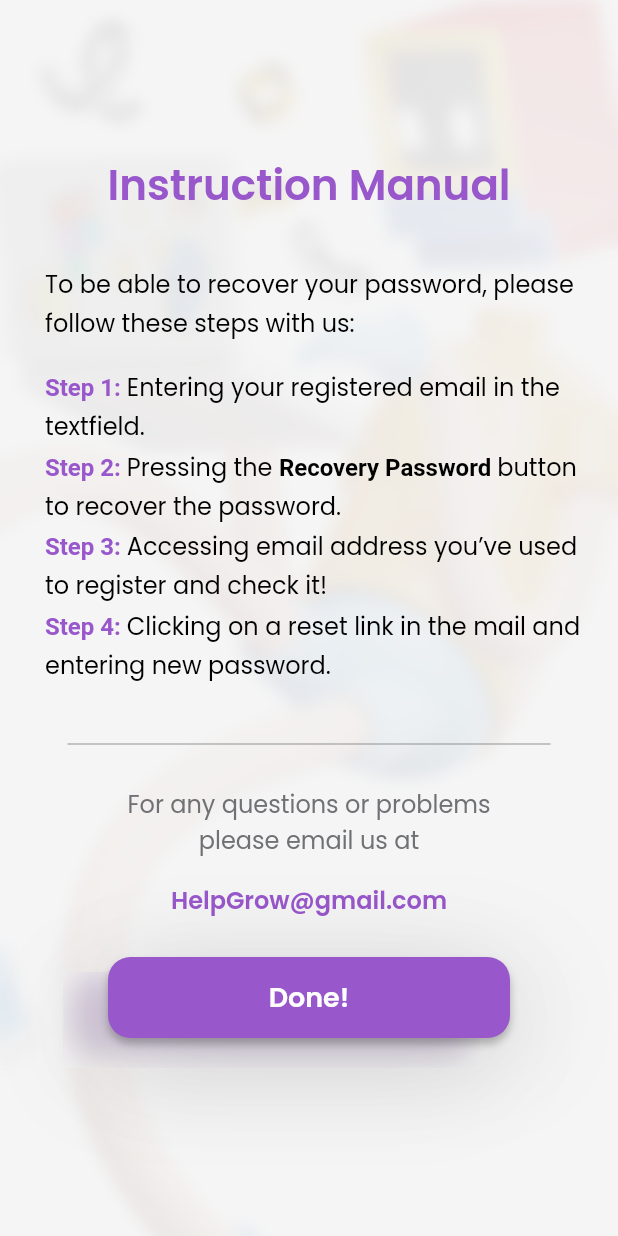
After one commit to baemyungseong/grow_app, a Flutter app: the instructionManual screen opened directly, on a phone screen of 412 x 824 dp. The commit adds this screen. Run offline on Flutter 3.47's test engine with Material 2 defaults, Android fonts, the phone set to English and light mode, and no system bars; drawn by our look-alikes of blur; our stand-ins replace flutter_native_splash, flutter_svg, shared_preferences; missing offline and left inert: shared_preferences_web; accounts and stored records are empty.

Commit message:
done instruction manual screen and check mail screen

```diff
--- a/lib/constants/fonts.dart
+++ b/lib/constants/fonts.dart
@@ -4,5 +4,8 @@ import 'package:flutter/cupertino.dart';
 //fontsizes used in this app
 
 const double title32 = 32.0;
+const double title28 = 28.0;
+const double content14 = 14.0;
 const double content16 = 16.0;
+const double suggestion12 = 12.0;
 const double textButton = 18.0;
--- /dev/null
+++ b/lib/screens/autheciation/instructionManual.dart
@@ -0,0 +1,303 @@
+import 'package:flutter/material.dart';
+import 'package:flutter/cupertino.dart';
+
+//import constants
+import 'package:grow_app/constants/colors.dart';
+import 'package:grow_app/constants/fonts.dart';
+import 'package:grow_app/constants/images.dart';
+import 'package:grow_app/constants/icons.dart';
+import 'package:grow_app/constants/others.dart';
+
+//import others
+import 'package:blur/blur.dart';
+
+class instructionManual extends StatelessWidget {
+  const instructionManual({Key? key}) : super(key: key);
+
+  @override
+  Widget build(BuildContext context) {
+    return Scaffold(
+      body: Container(
+          padding: EdgeInsets.all(appPadding),
+          decoration: BoxDecoration(
+            image: DecorationImage(
+                image: AssetImage(backgroundAuthentication), fit: BoxFit.cover),
+          ),
+          child: Column(
+            children: [
+              SizedBox(height: 82),
+              Container(
+                  alignment: Alignment.center,
+                  child: Text(
+                    'Instruction Manual',
+                    style: TextStyle(
+                      fontFamily: 'Poppins',
+                      fontSize: title28,
+                      color: purpleDark,
+                      fontWeight: FontWeight.w600,
+                    ),
+                    textAlign: TextAlign.center,
+                  )
+              ),
+              SizedBox(height: 32),
+              Container(
+                padding: EdgeInsets.only(left: 10),
+                child: Column(
+                  crossAxisAlignment: CrossAxisAlignment.start,
+                  children: [
+                    Container(
+                        alignment: Alignment.center,
+                        child: Text(
+                          'To be able to recover your password, please follow these steps with us:',
+                          style: TextStyle(
+                            fontFamily: 'Poppins',
+                            fontSize: content16,
+                            color: black,
+                            fontWeight: FontWeight.w400,
+                            height: 1.6
+                          ),
+                          textAlign: TextAlign.left,
+                        )
+                    ),
+                    SizedBox(height: 16),
+                    Column(
+                      crossAxisAlignment: CrossAxisAlignment.start,
+                      children: <Widget>[
+                        RichText(
+                          text: TextSpan(
+                            style: TextStyle(
+                                fontFamily: 'Poppins',
+                                fontSize: content16,
+                                color: black,
+                                fontWeight: FontWeight.w400,
+                                height: 1.6
+                            ),
+                            children: const <TextSpan>[
+                              TextSpan(
+                                text: 'Step 1: ',
+                                style: TextStyle(
+                                  color: purpleDark,
+                                  fontWeight: FontWeight.w600,
+                                ),
+                              ),
+                              TextSpan(
+                                text: 'Entering your registered email in the textfield.',
+                              ),
+                            ],
+                          ),
+                        ),
+                        RichText(
+                          text: TextSpan(
+                            style: TextStyle(
+                                fontFamily: 'Poppins',
+                                fontSize: content16,
+                                color: black,
+                                fontWeight: FontWeight.w400,
+                                height: 1.6),
+                            children: const <TextSpan>[
+                              TextSpan(
+                                text: 'Step 2: ',
+                                style: TextStyle(
+                                  color: purpleDark,
+                                  fontWeight: FontWeight.w600,
+                                ),
+                              ),
+                              TextSpan(
+                                text: 'Pressing the ',
+                              ),
+                              TextSpan(
+                                text: 'Recovery Password ',
+                                style: TextStyle(
+                                  fontWeight: FontWeight.w600,
+                                ),
+                              ),
+                              TextSpan(
+                                text: 'button to recover the password.',
+                              ),
+                            ],
+                          ),
+                        ),
+                        RichText(
+                          text: TextSpan(
+                            style: TextStyle(
+                                fontFamily: 'Poppins',
+                                fontSize: content16,
+                                color: black,
+                                fontWeight: FontWeight.w400,
+                                height: 1.6),
+                            children: const <TextSpan>[
+                              TextSpan(
+                                text: 'Step 3: ',
+                                style: TextStyle(
+                                  color: purpleDark,
+                                  fontWeight: FontWeight.w600,
+                                ),
+                              ),
+                              TextSpan(
+                                text: 'Accessing email address you’ve used to register and check it!',
+                              ),
+                            ],
+                          ),
+                        ),
+                        RichText(
+                          text: TextSpan(
+                            style: TextStyle(
+                                fontFamily: 'Poppins',
+                                fontSize: content16,
+                                color: black,
+                                fontWeight: FontWeight.w400,
+                                height: 1.6),
+                            children: const <TextSpan>[
+                              TextSpan(
+                                text: 'Step 4: ',
+                                style: TextStyle(
+                                  color: purpleDark,
+                                  fontWeight: FontWeight.w600,
+                                ),
+                              ),
+                              TextSpan(
+                                text: 'Clicking on a reset link in the mail and entering new password.',
+                              ),
+                            ],
+                          ),
+                        ),
+                      ],
+                    ),
+                  ],
+                ),
+              ),
+              SizedBox(height: 32),
+              Divider(
+                color: greyDark,
+                thickness: 0.5,
+                indent: 25,
+                endIndent: 25,
+              ),
+              SizedBox(height: 20),
+              Container(
+                child: Column(
+                  crossAxisAlignment: CrossAxisAlignment.start,
+                  children: [
+                    Container(
+                        alignment: Alignment.center,
+                        child: Text(
+                          'For any questions or problems' + '\n' + 'please email us at',
+                          style: TextStyle(
+                              fontFamily: 'Poppins',
+                              fontSize: content16,
+                              color: greyDark,
+                              fontWeight: FontWeight.w400,
+                          ),
+                          textAlign: TextAlign.center,
+                        )),
+                    SizedBox(height: 16),
+                    Container(
+                        alignment: Alignment.center,
+                        child: Text(
+                          'HelpGrow@gmail.com',
+                          style: TextStyle(
+                              fontFamily: 'Poppins',
+                              fontSize: content16,
+                              color: purpleDark,
+                              fontWeight: FontWeight.w600,
+                          ),
+                          textAlign: TextAlign.center,
+                        )),
+                  ],
+                ),
+              ),
+              Stack(
+                children: [
+                  Container(
+                    padding: EdgeInsets.only(top: 36, left: 22),
+                    child: Stack(
+                       alignment: Alignment.topCenter,
+                       children: [
+                         Container(
+                          height: 54,
+                          width: 268,
+                          decoration: BoxDecoration(
+                            color: purpleDark.withOpacity(0.3),
+                            borderRadius: BorderRadius.circular(15),
+                            boxShadow: [
+                              BoxShadow(
+                                color: black.withOpacity(0.25),
+                                spreadRadius: 0,
+                                blurRadius: 4,
+                                offset: Offset(0, 4),
+                              ),
+                              BoxShadow(
+                                color: black.withOpacity(0.1),
+                                spreadRadius: 0,
+                                blurRadius: 60,
+                                offset: Offset(10, 10),
+                              ),
+                            ],
+                          ),
+                        ),
+                        Blur(
+                          blur: 10,
+                          blurColor: whiteLight.withOpacity(0.3),
+                          child: Container(
+                            height: 64,
+                            width: 278,
+                          ),
+                        ),
+                      ],
+                    ),
+                  ),
+                  Container(
+                    padding: EdgeInsets.only(top: 26),
+                    alignment: Alignment.center,
+                    child: GestureDetector(
+                      onTap: () {
+                    // Navigator.push(
+                    //   context,
+                    //   MaterialPageRoute(
+                    //     builder: (context) => signinScreen(),
+                    //   ),
+                    // );
+                      },
+                      child: AnimatedContainer(
+                        alignment: Alignment.center,
+                        duration: Duration(milliseconds: 300),
+                        height: 54,
+                        width: 268,
+                        decoration: BoxDecoration(
+                          color: purpleDark,
+                          borderRadius: BorderRadius.circular(15),
+                          boxShadow: [
+                            BoxShadow(
+                              color: black.withOpacity(0.25),
+                              spreadRadius: 0,
+                              blurRadius: 4,
+                              offset: Offset(0, 4),
+                            ),
+                            BoxShadow(
+                              color: black.withOpacity(0.1),
+                              spreadRadius: 0,
+                              blurRadius: 60,
+                              offset: Offset(10, 10),
+                            ),
+                          ],
+                        ),
+                        child: Text(
+                          "Done!",
+                          style: TextStyle(
+                              color: white,
+                              fontFamily: 'Poppins',
+                              fontWeight: FontWeight.w600,
+                              fontSize: textButton
+                          ),
+                        ),
+                      ),
+                    )
+                  )
+                ]
+              )
+            ]
+          )
+      )
+    );
+  }
+}
--- a/lib/screens/onboardings/onboardingScreen1.dart
+++ b/lib/screens/onboardings/onboardingScreen1.dart
@@ -27,14 +27,14 @@ class onboardingScreen1 extends StatelessWidget {
         body: Container(
           decoration: BoxDecoration(
             image: DecorationImage(
-                image: AssetImage(background), fit: BoxFit.cover),
+                image: AssetImage(backgroundOnboarding), fit: BoxFit.cover),
           ),
           child: Column(
             children: [
               SizedBox(height: 60),
               Container(
                 alignment: Alignment.topRight,
-                child: Image.asset(obHandcalendar, scale: 1),
+                child: Image.asset(obHandCalendar, scale: 1),
               ),
               SizedBox(height: 47),
               Container(
--- a/lib/screens/onboardings/onboardingScreen2.dart
+++ b/lib/screens/onboardings/onboardingScreen2.dart
@@ -28,7 +28,7 @@ class onboardingScreen2 extends StatelessWidget {
           padding: EdgeInsets.all(38),
           decoration: BoxDecoration(
             image: DecorationImage(
-                image: AssetImage(background), fit: BoxFit.cover),
+                image: AssetImage(backgroundOnboarding), fit: BoxFit.cover),
           ),
           child: Column(
             children: [
@@ -101,7 +101,7 @@ class onboardingScreen2 extends StatelessWidget {
                   ),
                   Container(
                     alignment: Alignment.center,
-                    child: Image.asset(obTargetdynamic, scale: 1),
+                    child: Image.asset(obTargetDynamic, scale: 1),
                   ),
                 ],
               ),
--- a/lib/screens/onboardings/onboardingScreen3.dart
+++ b/lib/screens/onboardings/onboardingScreen3.dart
@@ -28,14 +28,14 @@ class onboardingScreen3 extends StatelessWidget {
           padding: EdgeInsets.all(38),
           decoration: BoxDecoration(
             image: DecorationImage(
-                image: AssetImage(background), fit: BoxFit.cover),
+                image: AssetImage(backgroundOnboarding), fit: BoxFit.cover),
           ),
           child: Column(
             children: [
               SizedBox(height: 48),
               Container(
                 alignment: Alignment.center,
-                child: Image.asset(obDocumentfile, scale: 1),
+                child: Image.asset(obDocumentFile, scale: 1),
               ),
               SizedBox(height: 32),
               Container(
--- a/pubspec.yaml
+++ b/pubspec.yaml
@@ -25,6 +25,7 @@ dependencies:
     sdk: flutter
   shared_preferences: ^2.0.8
   flutter_svg: ^0.23.0+1
+  blur: ^3.0.0
 
   # The following adds the Cupertino Icons font to your application.
   # Use with the CupertinoIcons class for iOS style icons.
@@ -43,11 +44,11 @@ flutter_native_splash:
   web: true
 
   # color: "#888888"
-  background_image: "assets/images/background/background.png"
+  background_image: "assets/images/background/background_onboarding.png"
   image: "assets/images/logo/logo_white.png"
 
   # color_dark: "#888888"
-  background_image_dark: "assets/images/background/background.png"
+  background_image_dark: "assets/images/background/background_onboarding.png"
   image_dark: "assets/images/logo/logo_white.png"
 
   android_gravity: center
@@ -70,6 +71,7 @@ flutter:
     - assets/images/background/
     - assets/images/logo/
     - assets/images/onboarding/
+    - assets/images/authentication/
 
     - assets/icons/
     - assets/icons/onboarding/
```
Also changed, not shown: lib/constants/images.dart (+8 -4 lines), lib/screens/autheciation/checkinEmail.dart (added, +190 -0 lines), assets/images/authentication/button_blur.png (added), assets/images/authentication/check_perspective.png (added), assets/images/background/background_authentication.png (added), assets/images/background/background_onboarding.png (renamed from assets/images/background/background.png), assets/images/logo/logo_black.png (added), pubspec.lock.
